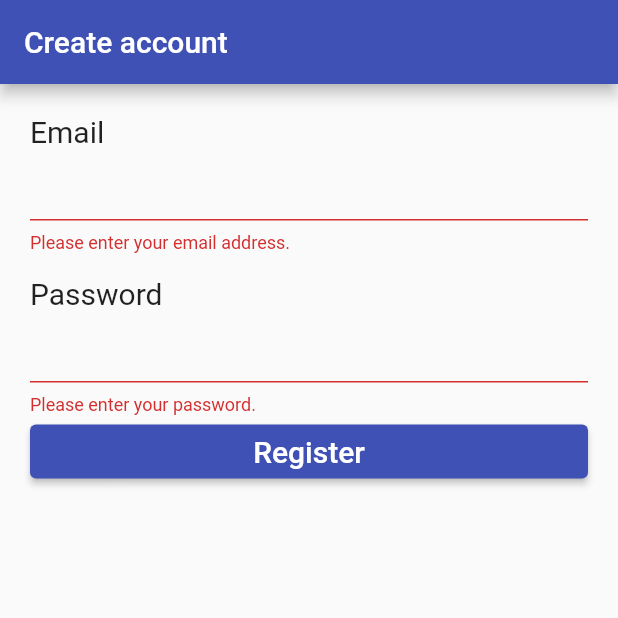
After one commit to u6288049/Kit_flutter_project, a Flutter app: the screen it shows after launch, after a tap on "Create an account", after a tap on "Register", on a phone screen of 412 x 824 dp, the top half of it. The commit adds this screen. Run offline on Flutter 3.47's test engine with Material 2 defaults, Android fonts, the phone set to English and light mode, and no system bars; our stand-ins replace firebase_auth, firebase_core, fluttertoast, form_field_validator; accounts and stored records are empty.

Commit message:
Update all.

```diff
--- a/lib/main.dart
+++ b/lib/main.dart
@@ -3,6 +3,7 @@ import 'package:flutter/material.dart';
 import 'package:wake_me_refresh/common/theme.dart';
 import 'package:wake_me_refresh/page/calculator.dart';
 import 'package:wake_me_refresh/page/chronotype.dart';
+import 'package:wake_me_refresh/page/firsthome.dart';
 import 'package:wake_me_refresh/page/home.dart';
 import 'package:wake_me_refresh/page/test.dart';
 
@@ -20,6 +21,7 @@ class MyApp extends StatelessWidget{
       title: 'First Flutter App',
       initialRoute: '/',
       routes: {
+        FirstHomePage.routeName: (context) => FirstHomePage(),
         MyHomePage.routeName: (context) => const MyHomePage(),
         TestPage.routeName: (context) => const TestPage(),
         CalculatorPage.routeName: (context) => const CalculatorPage(),
--- /dev/null
+++ b/lib/model/profile.dart
@@ -0,0 +1,10 @@
+
+class Profile {
+  String email;
+  String password;
+
+  Profile({
+    required this.email,
+    required this.password,
+  });
+}
--- a/lib/page/chronotype.dart
+++ b/lib/page/chronotype.dart
@@ -1,6 +1,5 @@
 import 'package:flutter/material.dart';
 import 'package:flutter/rendering.dart';
-
 import 'package:wake_me_refresh/model/chronotype.dart';
 
 class ChronotypePage extends StatefulWidget {
@@ -35,7 +34,7 @@ class _ChronotypePageState extends State<ChronotypePage> {
       ),
       body: Padding(
           padding: const EdgeInsets.fromLTRB(10.0, 10.0, 10.0, 10.0),
-          child: getInformationBody(context)
+          child: getInformationBody(context),
       ),
     );
   }
--- /dev/null
+++ b/lib/page/firsthome.dart
@@ -0,0 +1,55 @@
+import 'package:flutter/material.dart';
+import 'package:wake_me_refresh/page/login.dart';
+import 'package:wake_me_refresh/page/register.dart';
+
+class FirstHomePage extends StatelessWidget {
+  static const routeName = '/';
+
+  @override
+  Widget build(BuildContext context) {
+    return Scaffold(
+      appBar: AppBar(
+        title: Text("Welcome to Wake Me Refresh"),
+      ),
+      body: Padding(
+        padding: const EdgeInsets.fromLTRB(10, 50, 10, 0),
+        child: SingleChildScrollView(
+          child: Column(
+            children: [
+              Image.asset("images/chronotype/Chronotype_home.jpg"),
+              SizedBox(
+                width: double.infinity,
+                child: ElevatedButton.icon(
+                  icon: Icon(Icons.add),
+                  label:
+                  Text("Create an account", style: TextStyle(fontSize: 20)),
+                  onPressed: () {
+                    Navigator.pushReplacement(context, MaterialPageRoute(
+                        builder: (context){
+                          return RegisterPage();
+                        })
+                    );
+                  },
+                ),
+              ),
+              SizedBox(
+                width: double.infinity,
+                child: ElevatedButton.icon(
+                  icon: Icon(Icons.login),
+                  label: Text("Sign in", style: TextStyle(fontSize: 20)),
+                  onPressed: () {
+                    Navigator.pushReplacement(context, MaterialPageRoute(
+                        builder: (context){
+                          return LoginPage();
+                        })
+                    );
+                  },
+                ),
+              )
+            ],
+          ),
+        ),
+      ),
+    );
+  }
+}
--- a/lib/page/home.dart
+++ b/lib/page/home.dart
@@ -5,7 +5,7 @@ import 'package:wake_me_refresh/page/calculator.dart';
 import 'package:wake_me_refresh/page/chronotype.dart';
 
 class MyHomePage extends StatefulWidget {
-  static const routeName = '/';
+  static const routeName = '/home';
 
   const MyHomePage({Key? key}) : super(key: key);
 
--- /dev/null
+++ b/lib/page/register.dart
@@ -0,0 +1,126 @@
+import 'package:flutter/material.dart';
+import 'package:firebase_auth/firebase_auth.dart';
+import 'package:firebase_core/firebase_core.dart';
+import 'package:fluttertoast/fluttertoast.dart';
+import 'package:form_field_validator/form_field_validator.dart';
+
+import 'package:wake_me_refresh/model/profile.dart';
+import 'package:wake_me_refresh/page/firsthome.dart';
+
+class RegisterPage extends StatefulWidget {
+  @override
+  _RegisterPageState createState() => _RegisterPageState();
+}
+
+class _RegisterPageState extends State<RegisterPage> {
+  final formKey = GlobalKey<FormState>();
+  Profile profile = Profile(email: '', password: '');
+  final Future<FirebaseApp> firebase = Firebase.initializeApp();
+
+  @override
+  Widget build(BuildContext context) {
+    return FutureBuilder(
+        future: firebase,
+        builder: (context, snapshot) {
+          if(snapshot.hasError){
+            return Scaffold(
+              appBar: AppBar(
+                title: Text("Error"),
+              ),
+              body: Center(child: Text("${snapshot.error}"),
+              ),
+            );
+          }
+          if (snapshot.connectionState == ConnectionState.done) {
+            return Scaffold(
+              appBar: AppBar(
+                title: Text("Create account"),
+              ),
+              body: Container(
+                child: Padding(
+                  padding: const EdgeInsets.all(20.0),
+                  child: Form(
+                    key: formKey,
+                    child: SingleChildScrollView(
+                      child: Column(
+                        crossAxisAlignment: CrossAxisAlignment.start,
+                        children: [
+                          Text("Email", style: TextStyle(fontSize: 20)),
+                          TextFormField(
+                            validator: MultiValidator([
+                              RequiredValidator(errorText: "Please enter your email address."),
+                              EmailValidator(errorText: "Invalid email format.")
+                            ]),
+                            keyboardType: TextInputType.emailAddress,
+                            onSaved: (String? email) {
+                              profile.email = email!;
+                            },
+                          ),
+                          SizedBox(
+                            height: 15,
+                          ),
+                          Text("Password", style: TextStyle(fontSize: 20)),
+                          TextFormField(
+                            validator: RequiredValidator(errorText: "Please enter your password."),
+                            obscureText: true,
+                            onSaved: (String? password) {
+                              profile.password = password!;
+                            },
+                          ),
+                          SizedBox(
+                            width: double.infinity,
+                            child: ElevatedButton(
+                              child: Text("Register",style: TextStyle(fontSize: 20)),
+                              onPressed: () async{
+                                if (formKey.currentState!.validate()) {
+                                  formKey.currentState!.save();
+                                  try{
+                                    await FirebaseAuth.instance.createUserWithEmailAndPassword(
+                                        email: profile.email,
+                                        password: profile.password
+                                    ).then((value){
+                                      formKey.currentState!.reset();
+                                      Fluttertoast.showToast(
+                                          msg: "User account has been created.",
+                                          gravity: ToastGravity.TOP
+                                      );
+                                      Navigator.pushReplacement(context,
+                                          MaterialPageRoute(builder: (context){
+                                            return FirstHomePage();
+                                          }));
+                                    });
+                                  }on FirebaseAuthException catch(e){
+                                    print(e.code);
+                                    String message;
+                                    if(e.code == 'email-already-in-use'){
+                                      message = "This email is already in the system. Please use a different email address.";
+                                    }else if(e.code == 'weak-password'){
+                                      message = "Password must be at least 6 characters long.";
+                                    }else{
+                                      message = '';
+                                    }
+                                    Fluttertoast.showToast(
+                                        msg: message,
+                                        gravity: ToastGravity.CENTER
+                                    );
+                                  }
+                                }
+                              },
+                            ),
+                          )
+                        ],
+                      ),
+                    ),
+                  ),
+                ),
+              ),
+            );
+          }
+          return Scaffold(
+            body: Center(
+              child: CircularProgressIndicator(),
+            ),
+          );
+        });
+  }
+}
--- a/pubspec.yaml
+++ b/pubspec.yaml
@@ -31,7 +31,10 @@ dependencies:
     sdk: flutter
   provider: ^5.0.0
   flutter_icons: ^1.0.0+1
-
+  form_field_validator: ^1.1.0
+  firebase_core: ^1.0.3
+  firebase_auth: ^1.1.0
+  fluttertoast: ^8.0.4
 
   # The following adds the Cupertino Icons font to your application.
   # Use with the CupertinoIcons class for iOS style icons.
```
Also changed, not shown: lib/page/calculator.dart (+45 -44 lines), lib/page/calsleep.dart (deleted, +0 -118 lines), lib/page/calwakeup.dart (deleted, +0 -44 lines), lib/page/login.dart (added, +115 -0 lines), lib/page/quiz.dart (+15 -1 lines), lib/page/setsleep.dart (+18 -5 lines), lib/page/setwakeup.dart (+18 -6 lines), images/chronotype/Chronotype_home.jpg (added), images/navbar_icon/1888282.png (deleted), images/navbar_icon/2387889.png (deleted), images/navbar_icon/3120623.png (deleted), images/navbar_icon/5906022.png (deleted), pubspec.lock, 3 other files.
